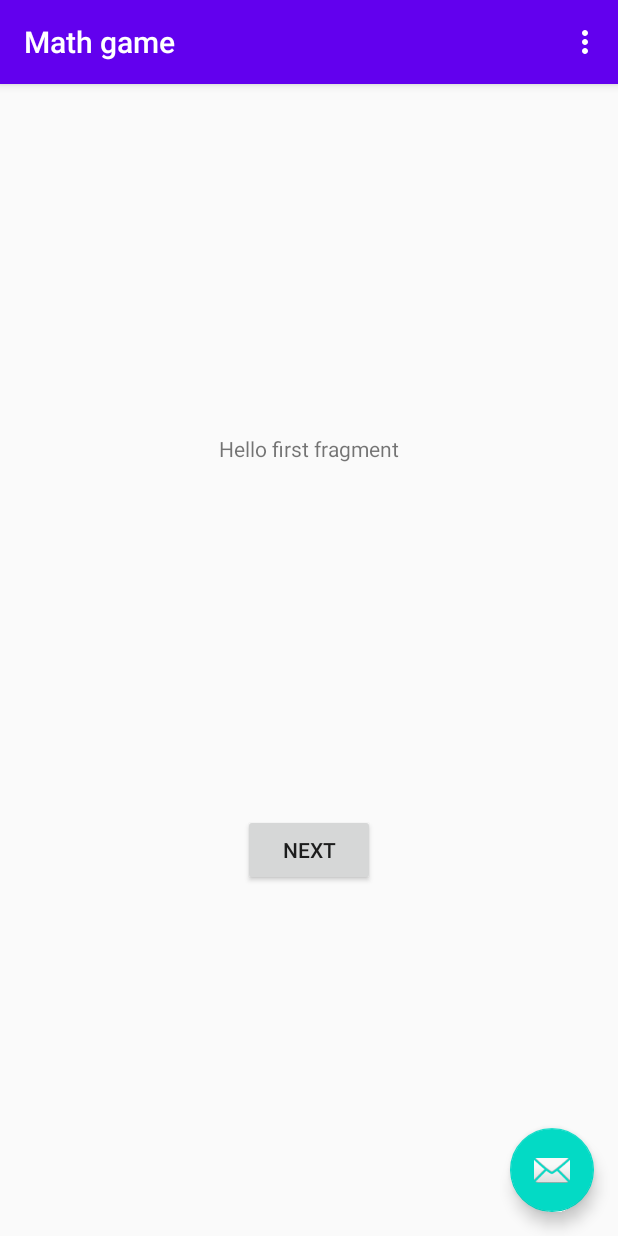
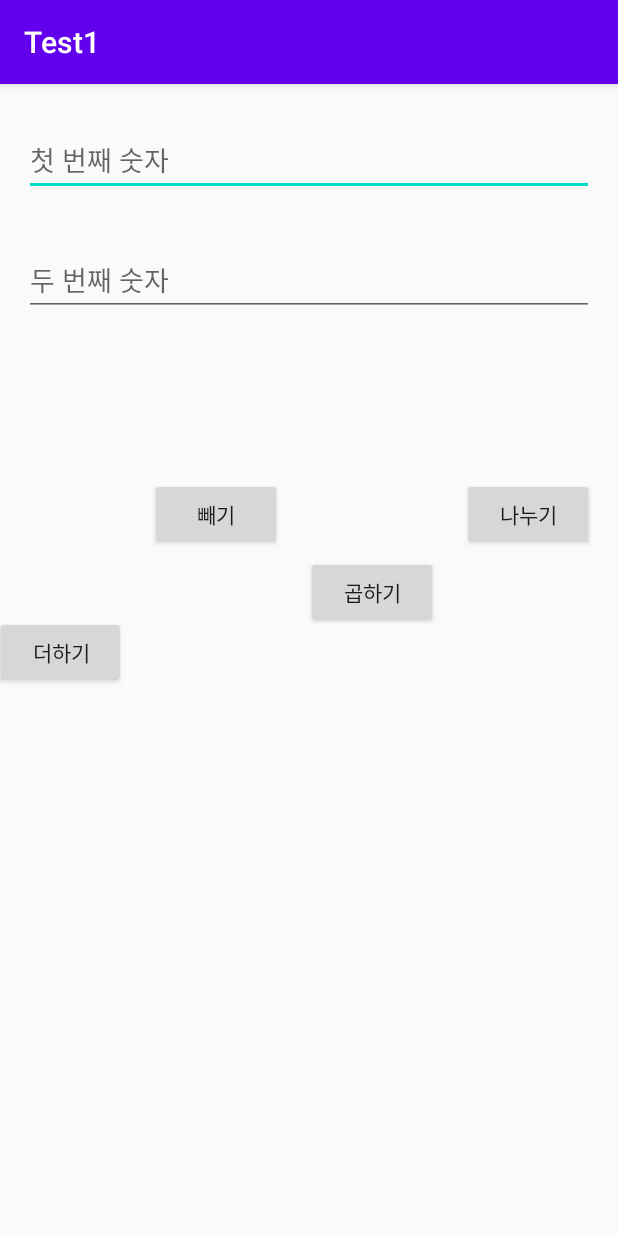
Before and after one commit to atomic0x90/Mere-Creation, an Android app: the screen it shows after launch (MainActivity), on a phone screen of 412 x 824 dp. Run offline under Robolectric (Android 15) with nearby library versions, the phone set to English and light mode, and no system bars.

Commit message:
Test test1 cal

```diff
--- a/android/app/build.gradle
+++ b/android/app/build.gradle
@@ -5,7 +5,7 @@ android {
     buildToolsVersion "29.0.3"
 
     defaultConfig {
-        applicationId "atomic0x90.github.mathgame"
+        applicationId "atomic0x90.github.io.test1"
         minSdkVersion 16
         targetSdkVersion 29
         versionCode 1
@@ -27,10 +27,7 @@ dependencies {
     implementation fileTree(dir: 'libs', include: ['*.jar'])
 
     implementation 'androidx.appcompat:appcompat:1.1.0'
-    implementation 'com.google.android.material:material:1.1.0'
     implementation 'androidx.constraintlayout:constraintlayout:1.1.3'
-    implementation 'androidx.navigation:navigation-fragment:2.2.1'
-    implementation 'androidx.navigation:navigation-ui:2.2.1'
     testImplementation 'junit:junit:4.12'
     androidTestImplementation 'androidx.test.ext:junit:1.1.1'
     androidTestImplementation 'androidx.test.espresso:espresso-core:3.2.0'
--- a/android/app/src/main/java/atomic0x90/github/mathgame/FirstFragment.java
+++ /dev/null
@@ -1,34 +0,0 @@
-package atomic0x90.github.mathgame;
-
-import android.os.Bundle;
-import android.view.LayoutInflater;
-import android.view.View;
-import android.view.ViewGroup;
-
-import androidx.annotation.NonNull;
-import androidx.fragment.app.Fragment;
-import androidx.navigation.fragment.NavHostFragment;
-
-public class FirstFragment extends Fragment {
-
-    @Override
-    public View onCreateView(
-            LayoutInflater inflater, ViewGroup container,
-            Bundle savedInstanceState
-    ) {
-        // Inflate the layout for this fragment
-        return inflater.inflate(R.layout.fragment_first, container, false);
-    }
-
-    public void onViewCreated(@NonNull View view, Bundle savedInstanceState) {
-        super.onViewCreated(view, savedInstanceState);
-
-        view.findViewById(R.id.button_first).setOnClickListener(new View.OnClickListener() {
-            @Override
-            public void onClick(View view) {
-                NavHostFragment.findNavController(FirstFragment.this)
-                        .navigate(R.id.action_FirstFragment_to_SecondFragment);
-            }
-        });
-    }
-}
--- a/android/app/src/main/java/atomic0x90/github/mathgame/MainActivity.java
+++ /dev/null
@@ -1,55 +0,0 @@
-package atomic0x90.github.mathgame;
-
-import android.os.Bundle;
-
-import com.google.android.material.floatingactionbutton.FloatingActionButton;
-import com.google.android.material.snackbar.Snackbar;
-
-import androidx.appcompat.app.AppCompatActivity;
-import androidx.appcompat.widget.Toolbar;
-
-import android.view.View;
-import android.view.Menu;
-import android.view.MenuItem;
-
-public class MainActivity extends AppCompatActivity {
-
-    @Override
-    protected void onCreate(Bundle savedInstanceState) {
-        super.onCreate(savedInstanceState);
-        setContentView(R.layout.activity_main);
-        Toolbar toolbar = findViewById(R.id.toolbar);
-        setSupportActionBar(toolbar);
-
-        FloatingActionButton fab = findViewById(R.id.fab);
-        fab.setOnClickListener(new View.OnClickListener() {
-            @Override
-            public void onClick(View view) {
-                Snackbar.make(view, "Replace with your own action", Snackbar.LENGTH_LONG)
-                        .setAction("Action", null).show();
-            }
-        });
-    }
-
-    @Override
-    public boolean onCreateOptionsMenu(Menu menu) {
-        // Inflate the menu; this adds items to the action bar if it is present.
-        getMenuInflater().inflate(R.menu.menu_main, menu);
-        return true;
-    }
-
-    @Override
-    public boolean onOptionsItemSelected(MenuItem item) {
-        // Handle action bar item clicks here. The action bar will
-        // automatically handle clicks on the Home/Up button, so long
-        // as you specify a parent activity in AndroidManifest.xml.
-        int id = item.getItemId();
-
-        //noinspection SimplifiableIfStatement
-        if (id == R.id.action_settings) {
-            return true;
-        }
-
-        return super.onOptionsItemSelected(item);
-    }
-}
--- a/android/app/src/main/res/layout/activity_main.xml
+++ b/android/app/src/main/res/layout/activity_main.xml
@@ -1,33 +1,132 @@
 <?xml version="1.0" encoding="utf-8"?>
-<androidx.coordinatorlayout.widget.CoordinatorLayout xmlns:android="http://schemas.android.com/apk/res/android"
+<androidx.constraintlayout.widget.ConstraintLayout xmlns:android="http://schemas.android.com/apk/res/android"
     xmlns:app="http://schemas.android.com/apk/res-auto"
     xmlns:tools="http://schemas.android.com/tools"
     android:layout_width="match_parent"
     android:layout_height="match_parent"
     tools:context=".MainActivity">
 
-    <com.google.android.material.appbar.AppBarLayout
-        android:layout_width="match_parent"
+    <EditText
+        android:id="@+id/num1"
+        android:layout_width="0dp"
         android:layout_height="wrap_content"
-        android:theme="@style/AppTheme.AppBarOverlay">
+        android:layout_marginStart="16dp"
+        android:layout_marginLeft="16dp"
+        android:layout_marginTop="88dp"
+        android:layout_marginEnd="16dp"
+        android:layout_marginRight="16dp"
+        android:layout_marginBottom="32dp"
+        android:ems="10"
+        android:hint="첫 번째 숫자"
+        android:inputType="textPersonName"
+        app:layout_constraintBottom_toTopOf="@+id/num2"
+        app:layout_constraintEnd_toEndOf="parent"
+        app:layout_constraintHorizontal_bias="1.0"
+        app:layout_constraintStart_toStartOf="parent"
+        app:layout_constraintTop_toTopOf="parent" />
 
-        <androidx.appcompat.widget.Toolbar
-            android:id="@+id/toolbar"
-            android:layout_width="match_parent"
-            android:layout_height="?attr/actionBarSize"
-            android:background="?attr/colorPrimary"
-            app:popupTheme="@style/AppTheme.PopupOverlay" />
+    <EditText
+        android:id="@+id/num2"
+        android:layout_width="0dp"
+        android:layout_height="wrap_content"
+        android:layout_marginStart="16dp"
+        android:layout_marginLeft="16dp"
+        android:layout_marginEnd="16dp"
+        android:layout_marginRight="16dp"
+        android:layout_marginBottom="100dp"
+        android:ems="10"
+        android:hint="두 번째 숫자"
+        android:inputType="textPersonName"
+        app:layout_constraintBottom_toTopOf="@+id/tmpbutton1"
+        app:layout_constraintEnd_toEndOf="parent"
+        app:layout_constraintStart_toStartOf="parent"
+        app:layout_constraintTop_toBottomOf="@+id/num1" />
 
-    </com.google.android.material.appbar.AppBarLayout>
-
-    <include layout="@layout/content_main" />
-
-    <com.google.android.material.floatingactionbutton.FloatingActionButton
-        android:id="@+id/fab"
+    <Button
+        android:id="@+id/tmpbutton4"
         android:layout_width="wrap_content"
         android:layout_height="wrap_content"
-        android:layout_gravity="bottom|end"
-        android:layout_margin="@dimen/fab_margin"
-        app:srcCompat="@android:drawable/ic_dialog_email" />
+        android:layout_marginStart="8dp"
+        android:layout_marginLeft="8dp"
+        android:layout_marginTop="108dp"
+        android:layout_marginEnd="20dp"
+        android:layout_marginRight="20dp"
+        android:onClick="divideClick"
+        android:text="나누기"
+        app:layout_constraintEnd_toEndOf="parent"
+        app:layout_constraintStart_toEndOf="@+id/tmpbutton3"
 
-</androidx.coordinatorlayout.widget.CoordinatorLayout>
+        app:layout_constraintTop_toBottomOf="@+id/num2"
+
+        />
+
+    <Button
+        android:id="@+id/tmpbutton2"
+        android:layout_width="wrap_content"
+        android:layout_height="wrap_content"
+        android:layout_marginStart="8dp"
+        android:layout_marginLeft="8dp"
+        android:layout_marginTop="108dp"
+        android:layout_marginEnd="8dp"
+        android:layout_marginRight="8dp"
+        android:onClick="subClick"
+        android:text="빼기"
+        app:layout_constraintEnd_toStartOf="@+id/tmpbutton3"
+        app:layout_constraintStart_toEndOf="@+id/tmpbutton1"
+
+        app:layout_constraintTop_toBottomOf="@+id/num2"
+
+        />
+
+    <Button
+        android:id="@+id/tmpbutton3"
+        android:layout_width="wrap_content"
+        android:layout_height="wrap_content"
+        android:layout_marginStart="8dp"
+        android:layout_marginLeft="8dp"
+        android:layout_marginTop="160dp"
+        android:layout_marginEnd="8dp"
+        android:layout_marginRight="8dp"
+        android:onClick="multiClick"
+        android:text="곱하기"
+        app:layout_constraintEnd_toStartOf="@+id/tmpbutton4"
+        app:layout_constraintStart_toEndOf="@+id/tmpbutton2"
+
+        app:layout_constraintTop_toBottomOf="@+id/num2"
+
+        />
+
+    <Button
+        android:id="@+id/tmpbutton1"
+        android:layout_width="wrap_content"
+        android:layout_height="wrap_content"
+        android:layout_marginTop="100dp"
+        android:layout_marginEnd="8dp"
+        android:layout_marginRight="8dp"
+        android:layout_marginBottom="39dp"
+        android:onClick="addClick"
+        android:text="더하기"
+        app:layout_constraintBottom_toTopOf="@+id/result"
+
+        app:layout_constraintEnd_toStartOf="@+id/tmpbutton2"
+
+        app:layout_constraintStart_toStartOf="parent"
+        app:layout_constraintTop_toBottomOf="@+id/num2" />
+
+    <TextView
+        android:id="@+id/result"
+        android:layout_width="193dp"
+        android:layout_height="96dp"
+        android:layout_marginStart="20dp"
+        android:layout_marginLeft="20dp"
+        android:layout_marginEnd="20dp"
+        android:layout_marginRight="20dp"
+        android:layout_marginBottom="291dp"
+        android:textAppearance="@style/TextAppearance.AppCompat.Display1"
+        app:layout_constraintBottom_toBottomOf="parent"
+        app:layout_constraintEnd_toEndOf="parent"
+        app:layout_constraintHorizontal_bias="0.464"
+        app:layout_constraintStart_toStartOf="parent"
+        app:layout_constraintTop_toBottomOf="@+id/tmpbutton1"
+        tools:text="result" />
+</androidx.constraintlayout.widget.ConstraintLayout>
--- a/android/app/src/main/res/layout/content_main.xml
+++ /dev/null
@@ -1,19 +0,0 @@
-<?xml version="1.0" encoding="utf-8"?>
-<androidx.constraintlayout.widget.ConstraintLayout xmlns:android="http://schemas.android.com/apk/res/android"
-    xmlns:app="http://schemas.android.com/apk/res-auto"
-    android:layout_width="match_parent"
-    android:layout_height="match_parent"
-    app:layout_behavior="@string/appbar_scrolling_view_behavior">
-
-    <fragment
-        android:id="@+id/nav_host_fragment"
-        android:name="androidx.navigation.fragment.NavHostFragment"
-        android:layout_width="0dp"
-        android:layout_height="0dp"
-        app:defaultNavHost="true"
-        app:layout_constraintBottom_toBottomOf="parent"
-        app:layout_constraintLeft_toLeftOf="parent"
-        app:layout_constraintRight_toRightOf="parent"
-        app:layout_constraintTop_toTopOf="parent"
-        app:navGraph="@navigation/nav_graph" />
-</androidx.constraintlayout.widget.ConstraintLayout>
--- a/android/app/src/main/res/layout/fragment_first.xml
+++ /dev/null
@@ -1,28 +0,0 @@
-<?xml version="1.0" encoding="utf-8"?>
-<androidx.constraintlayout.widget.ConstraintLayout xmlns:android="http://schemas.android.com/apk/res/android"
-    xmlns:app="http://schemas.android.com/apk/res-auto"
-    xmlns:tools="http://schemas.android.com/tools"
-    android:layout_width="match_parent"
-    android:layout_height="match_parent"
-    tools:context=".FirstFragment">
-
-    <TextView
-        android:id="@+id/textview_first"
-        android:layout_width="wrap_content"
-        android:layout_height="wrap_content"
-        android:text="@string/hello_first_fragment"
-        app:layout_constraintBottom_toTopOf="@id/button_first"
-        app:layout_constraintEnd_toEndOf="parent"
-        app:layout_constraintStart_toStartOf="parent"
-        app:layout_constraintTop_toTopOf="parent" />
-
-    <Button
-        android:id="@+id/button_first"
-        android:layout_width="wrap_content"
-        android:layout_height="wrap_content"
-        android:text="@string/next"
-        app:layout_constraintBottom_toBottomOf="parent"
-        app:layout_constraintEnd_toEndOf="parent"
-        app:layout_constraintStart_toStartOf="parent"
-        app:layout_constraintTop_toBottomOf="@id/textview_first" />
-</androidx.constraintlayout.widget.ConstraintLayout>
--- a/android/app/src/main/res/menu/menu_main.xml
+++ /dev/null
@@ -1,10 +0,0 @@
-<menu xmlns:android="http://schemas.android.com/apk/res/android"
-    xmlns:app="http://schemas.android.com/apk/res-auto"
-    xmlns:tools="http://schemas.android.com/tools"
-    tools:context="atomic0x90.github.mathgame.MainActivity">
-    <item
-        android:id="@+id/action_settings"
-        android:orderInCategory="100"
-        android:title="@string/action_settings"
-        app:showAsAction="never" />
-</menu>
--- a/android/app/src/main/res/navigation/nav_graph.xml
+++ /dev/null
@@ -1,28 +0,0 @@
-<?xml version="1.0" encoding="utf-8"?>
-<navigation xmlns:android="http://schemas.android.com/apk/res/android"
-    xmlns:app="http://schemas.android.com/apk/res-auto"
-    xmlns:tools="http://schemas.android.com/tools"
-    android:id="@+id/nav_graph"
-    app:startDestination="@id/FirstFragment">
-
-    <fragment
-        android:id="@+id/FirstFragment"
-        android:name="atomic0x90.github.mathgame.FirstFragment"
-        android:label="@string/first_fragment_label"
-        tools:layout="@layout/fragment_first">
-
-        <action
-            android:id="@+id/action_FirstFragment_to_SecondFragment"
-            app:destination="@id/SecondFragment" />
-    </fragment>
-    <fragment
-        android:id="@+id/SecondFragment"
-        android:name="atomic0x90.github.mathgame.SecondFragment"
-        android:label="@string/second_fragment_label"
-        tools:layout="@layout/fragment_second">
-
-        <action
-            android:id="@+id/action_SecondFragment_to_FirstFragment"
-            app:destination="@id/FirstFragment" />
-    </fragment>
-</navigation>
--- a/android/app/src/main/res/values/dimens.xml
+++ /dev/null
@@ -1,3 +0,0 @@
-<resources>
-    <dimen name="fab_margin">16dp</dimen>
-</resources>
--- a/android/app/src/main/res/values/strings.xml
+++ b/android/app/src/main/res/values/strings.xml
@@ -1,12 +1,3 @@
 <resources>
-    <string name="app_name">Math game</string>
-    <string name="action_settings">Settings</string>
-    <!-- Strings used for fragments for navigation -->
-    <string name="first_fragment_label">First Fragment</string>
-    <string name="second_fragment_label">Second Fragment</string>
-    <string name="next">Next</string>
-    <string name="previous">Previous</string>
-
-    <string name="hello_first_fragment">Hello first fragment</string>
-    <string name="hello_second_fragment">Hello second fragment. Arg: %1$s</string>
+    <string name="app_name">Test1</string>
 </resources>
--- a/android/app/src/main/res/values/styles.xml
+++ b/android/app/src/main/res/values/styles.xml
@@ -8,13 +8,4 @@
         <item name="colorAccent">@color/colorAccent</item>
     </style>
 
-    <style name="AppTheme.NoActionBar">
-        <item name="windowActionBar">false</item>
-        <item name="windowNoTitle">true</item>
-    </style>
-
-    <style name="AppTheme.AppBarOverlay" parent="ThemeOverlay.AppCompat.Dark.ActionBar" />
-
-    <style name="AppTheme.PopupOverlay" parent="ThemeOverlay.AppCompat.Light" />
-
 </resources>
--- a/android/settings.gradle
+++ b/android/settings.gradle
@@ -1,2 +1,2 @@
-rootProject.name='Math game'
+rootProject.name='Test1'
 include ':app'
```
Also changed, not shown: android/app/src/main/AndroidManifest.xml (+2 -5 lines), android/app/src/main/java/atomic0x90/github/io/test1/MainActivity.java (added, +64 -0 lines), android/app/src/main/java/atomic0x90/github/mathgame/SecondFragment.java (deleted, +0 -34 lines), android/app/src/main/res/layout/fragment_second.xml (deleted, +0 -27 lines), android/gradle/wrapper/gradle-wrapper.properties, 4 other files.
